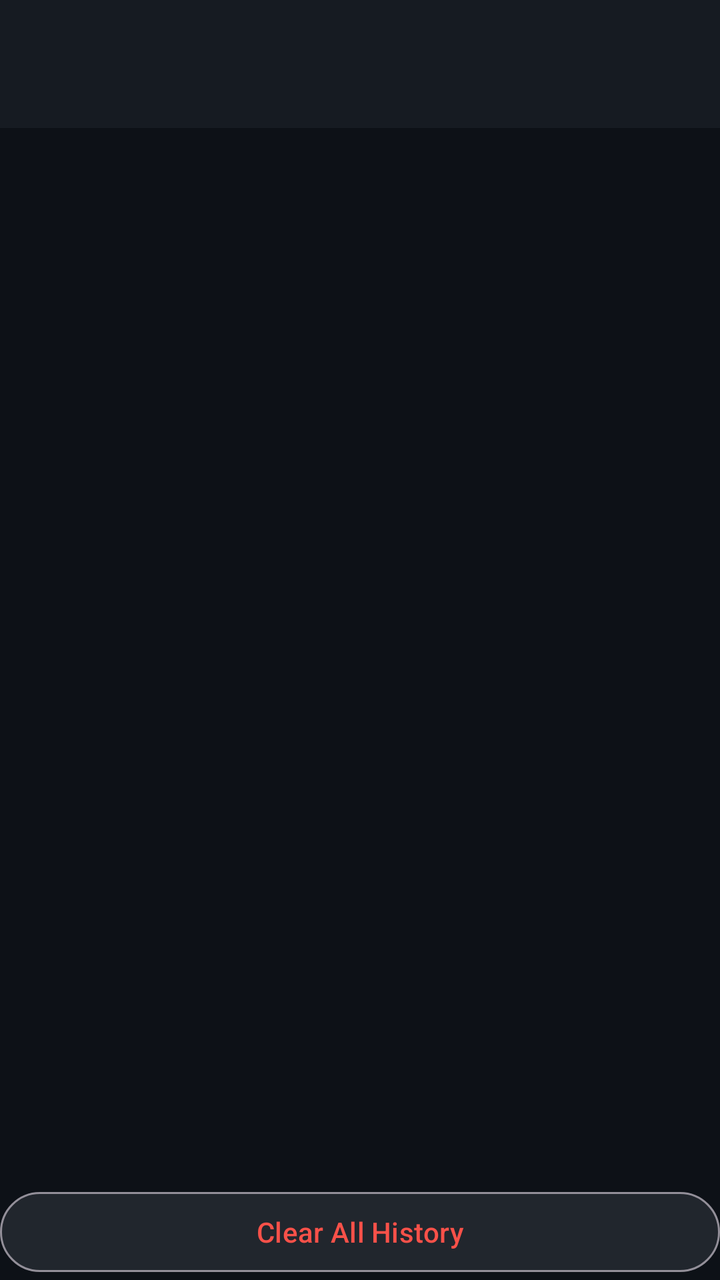
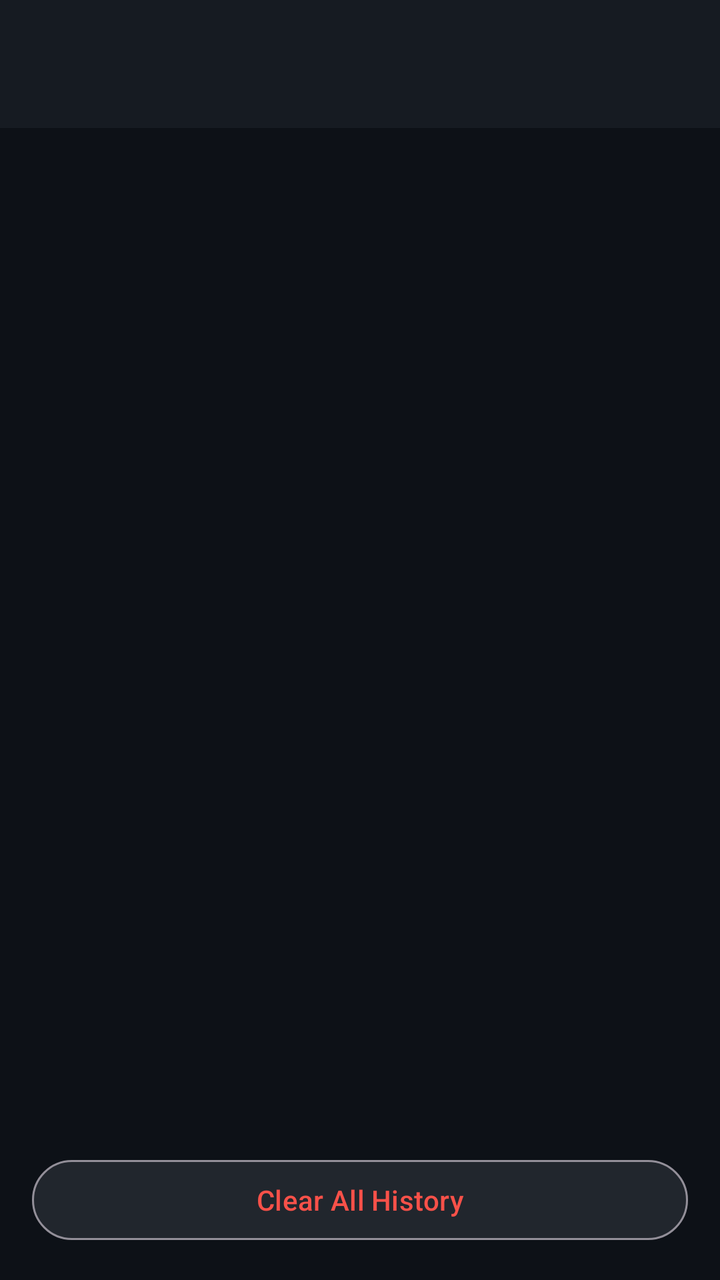

Compare the two renders of this Android layout. The source of the first and the diff that turns it into the second are given below.
<!-- AndroidManifest.xml: application theme Theme.NFCAnalyzer -->
<!-- res/layout/activity_history.xml -->
<?xml version="1.0" encoding="utf-8"?>
<androidx.coordinatorlayout.widget.CoordinatorLayout
    xmlns:android="http://schemas.android.com/apk/res/android"
    xmlns:app="http://schemas.android.com/apk/res-auto"
    android:layout_width="match_parent"
    android:layout_height="match_parent"
    android:background="@color/background_dark">

    <com.google.android.material.appbar.AppBarLayout
        android:layout_width="match_parent"
        android:layout_height="wrap_content"
        app:backgroundColor="@color/surface_dark">
        <com.google.android.material.appbar.MaterialToolbar
            android:id="@+id/toolbar"
            android:layout_width="match_parent"
            android:layout_height="?attr/actionBarSize"
            app:titleTextColor="@color/text_primary" />
    </com.google.android.material.appbar.AppBarLayout>

    <LinearLayout
        android:layout_width="match_parent"
        android:layout_height="match_parent"
        android:orientation="vertical"
        app:layout_behavior="@string/appbar_scrolling_view_behavior">

        <TextView
            android:id="@+id/tv_empty"
            android:layout_width="match_parent"
            android:layout_height="0dp"
            android:layout_weight="1"
            android:text="No scans yet.\nHold an NFC card near the device to scan."
            android:textColor="@color/text_secondary"
            android:gravity="center"
            android:visibility="gone" />

        <androidx.recyclerview.widget.RecyclerView
            android:id="@+id/recycler_history"
            android:layout_width="match_parent"
            android:layout_height="0dp"
            android:layout_weight="1"
            android:padding="8dp"
            android:clipToPadding="false" />

        <com.google.android.material.button.MaterialButton
            android:id="@+id/btn_clear_history"
            android:layout_width="match_parent"
            android:layout_height="wrap_content"
            android:margin="16dp"
            android:text="Clear All History"
            app:backgroundTint="@color/surface_elevated"
            android:textColor="@color/risk_high"
            style="@style/Widget.Material3.Button.OutlinedButton" />

    </LinearLayout>

</androidx.coordinatorlayout.widget.CoordinatorLayout>
<!-- resources referenced by this layout -->
<resources>
  <color name="background_dark">#0D1117</color>
  <color name="risk_high">#F85149</color>
  <color name="surface_dark">#161B22</color>
  <color name="surface_elevated">#21262D</color>
  <color name="text_primary">#E6EDF3</color>
  <color name="text_secondary">#8B949E</color>
  <style name="Theme.NFCAnalyzer" parent="Theme.Material3.Dark.NoActionBar">
          <item name="colorPrimary">@color/accent_cyan</item>
          <item name="colorPrimaryVariant">@color/accent_purple</item>
          <item name="colorOnPrimary">@color/background_dark</item>
          <item name="colorSecondary">@color/accent_purple</item>
          <item name="colorOnSecondary">@color/background_dark</item>
          <item name="colorSurface">@color/surface_dark</item>
          <item name="colorOnSurface">@color/text_primary</item>
          <item name="android:colorBackground">@color/background_dark</item>
          <item name="colorOnBackground">@color/text_primary</item>
          <item name="android:statusBarColor">@color/surface_dark</item>
          <item name="android:navigationBarColor">@color/background_dark</item>
          <item name="android:windowLightStatusBar">false</item>
          <item name="materialAlertDialogTheme">@style/ThemeOverlay.App.MaterialAlertDialog</item>
      </style>
  <color name="accent_cyan">#58A6FF</color>
  <color name="accent_purple">#BC8CFF</color>
  <style name="ThemeOverlay.App.MaterialAlertDialog" parent="ThemeOverlay.Material3.MaterialAlertDialog">
          <item name="colorSurface">@color/surface_elevated</item>
          <item name="colorOnSurface">@color/text_primary</item>
      </style>
</resources>

<!-- the commit's change to res/layout/activity_history.xml (unified diff, before → after) -->
@@ -45,7 +45,7 @@
             android:id="@+id/btn_clear_history"
             android:layout_width="match_parent"
             android:layout_height="wrap_content"
-            android:margin="16dp"
+            android:layout_margin="16dp"
             android:text="Clear All History"
             app:backgroundTint="@color/surface_elevated"
             android:textColor="@color/risk_high"
